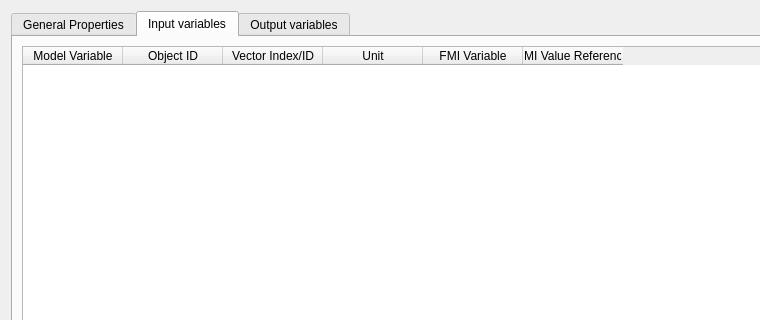
The window that SIM-VICUS/src/SVSimulationExportFMIDialog.ui (ghorwin/SIM-VICUS) describes before a commit, drawn with Qt 5; both pictures show x 0 to 760 and y 0 to 320 of the 932 by 558 pixel window.
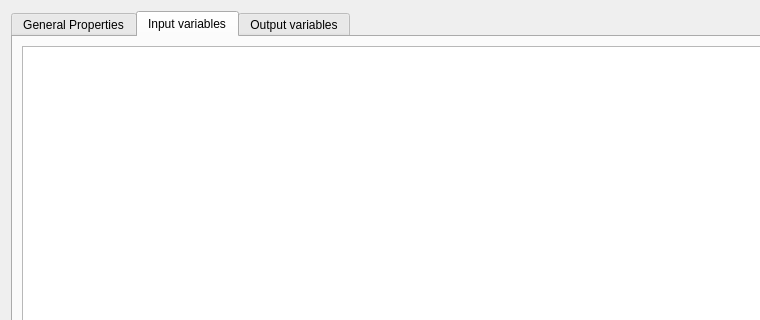
The same window after the commit. Icons and pictures are not drawn. Custom widgets are drawn as their Qt base class.

Commit message: More fmi variable display.

```diff
--- a/SIM-VICUS/src/SVSimulationExportFMIDialog.ui
+++ b/SIM-VICUS/src/SVSimulationExportFMIDialog.ui
@@ -71,51 +71,18 @@
        <string>Input variables</string>
       </attribute>
       <layout class="QGridLayout" name="gridLayout_2">
-       <item row="0" column="0" colspan="4">
-        <widget class="QTableWidget" name="tableWidgetInputVars">
-         <property name="alternatingRowColors">
-          <bool>true</bool>
+       <item row="1" column="3">
+        <spacer name="horizontalSpacer_3">
+         <property name="orientation">
+          <enum>Qt::Horizontal</enum>
          </property>
-         <property name="selectionMode">
-          <enum>QAbstractItemView::SingleSelection</enum>
+         <property name="sizeHint" stdset="0">
+          <size>
+           <width>775</width>
+           <height>20</height>
+          </size>
          </property>
-         <property name="selectionBehavior">
-          <enum>QAbstractItemView::SelectRows</enum>
-         </property>
-         <property name="columnCount">
-          <number>6</number>
-         </property>
-         <column>
-          <property name="text">
-           <string>Model Variable</string>
-          </property>
-         </column>
-         <column>
-          <property name="text">
-           <string>Object ID</string>
-          </property>
-         </column>
-         <column>
-          <property name="text">
-           <string>Vector Index/ID</string>
-          </property>
-         </column>
-         <column>
-          <property name="text">
-           <string>Unit</string>
-          </property>
-         </column>
-         <column>
-          <property name="text">
-           <string>FMI Variable</string>
-          </property>
-         </column>
-         <column>
-          <property name="text">
-           <string>FMI Value Reference</string>
-          </property>
-         </column>
-        </widget>
+        </spacer>
        </item>
        <item row="1" column="0">
         <widget class="QToolButton" name="toolButtonAddInputVariable">
@@ -159,18 +126,8 @@
          </property>
         </widget>
        </item>
-       <item row="1" column="3">
-        <spacer name="horizontalSpacer_3">
-         <property name="orientation">
-          <enum>Qt::Horizontal</enum>
-         </property>
-         <property name="sizeHint" stdset="0">
-          <size>
-           <width>775</width>
-           <height>20</height>
-          </size>
-         </property>
-        </spacer>
+       <item row="0" column="0" colspan="4">
+        <widget class="QTableWidget" name="tableWidgetInputVars"/>
        </item>
       </layout>
      </widget>
```
The commit also changes 1 other file.
